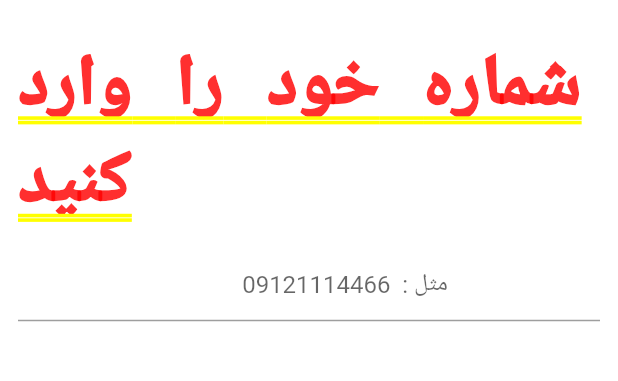
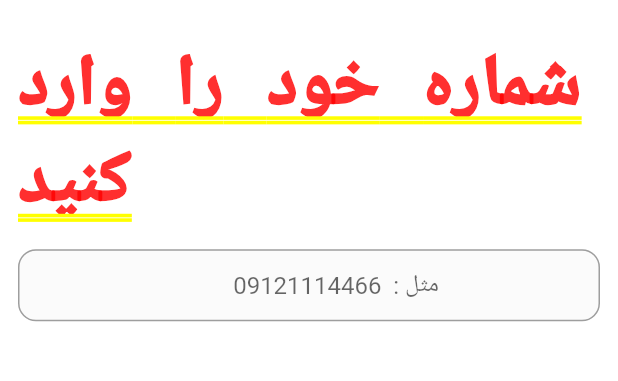
Before and after one commit to kiarash-nazari/Watch-Store-Bloc, a Flutter app: the screen it shows after launch, on a phone screen of 412 x 824 dp, the part 539-920 px from its top. Run offline on Flutter 3.47's test engine with Material 2 defaults, Android fonts, the phone set to English and light mode, and no system bars.

Commit message:
Light Theme

```diff
--- a/lib/components/theme.dart
+++ b/lib/components/theme.dart
@@ -0,0 +1,30 @@
+import 'package:bloc_watch_store/res/colors.dart';
+import 'package:bloc_watch_store/res/dimesns.dart';
+import 'package:flutter/material.dart';
+
+ThemeData lightTheme() {
+  return ThemeData(
+    brightness: Brightness.light,
+    iconTheme: const IconThemeData(color: Colors.black),
+    primaryColor: AppColors.primaryColor,
+    scaffoldBackgroundColor: AppColors.scaffoldBackgroundColor,
+    inputDecorationTheme: InputDecorationTheme(
+      filled: true,
+      fillColor: MaterialStateColor.resolveWith((states) {
+        if (states.contains(MaterialState.focused)) {
+          return AppColors.focusedTextField;
+        } else {
+          return AppColors.unFocusedTextField;
+        }
+      }),
+      contentPadding: const EdgeInsets.all(Dimens.meduim),
+      enabledBorder: OutlineInputBorder(
+        borderRadius: BorderRadius.circular(Dimens.meduim),
+        borderSide: const BorderSide(color: AppColors.borderColor),
+      ),
+      focusedBorder: OutlineInputBorder(
+          borderRadius: BorderRadius.circular(Dimens.meduim),
+          borderSide: const BorderSide(color: AppColors.primaryColor)),
+    ),
+  );
+}
--- a/lib/main.dart
+++ b/lib/main.dart
@@ -1,3 +1,4 @@
+import 'package:bloc_watch_store/components/theme.dart';
 import 'package:bloc_watch_store/screens/send_otp_screen.dart';
 import 'package:flutter/material.dart';
 
@@ -13,6 +14,7 @@ class MyApp extends StatelessWidget {
   Widget build(BuildContext context) {
     return MaterialApp(
       title: 'Flutter Demo',
+      theme: lightTheme(),
       home: SendOtpScreen(),
     );
   }
```
